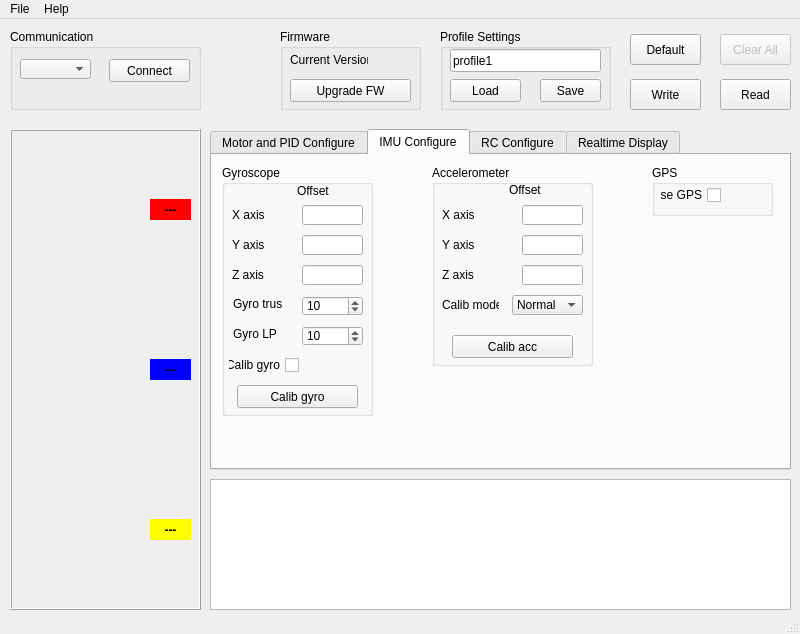
Old version of the form dev/gStabiSC/mainwindow.ui in the repository tongvtdan/gStabiSC.
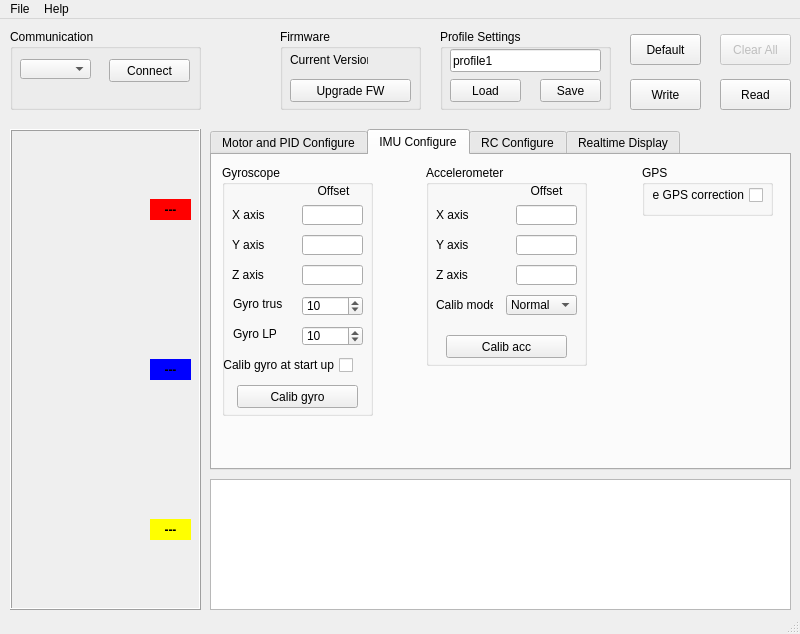
New version of the form. The open tabs and pages were chosen to show the change. Icons and pictures are not drawn. Custom widgets are drawn as their Qt base class.

Commit message: tang tan so update chart, them tinh nang debug, hien thi cac status

```diff
--- a/dev/gStabiSC/mainwindow.ui
+++ b/dev/gStabiSC/mainwindow.ui
@@ -1276,7 +1276,7 @@
       <widget class="QLabel" name="label_63">
        <property name="geometry">
         <rect>
-         <x>75</x>
+         <x>91</x>
          <y>16</y>
          <width>41</width>
          <height>20</height>
@@ -1285,13 +1285,16 @@
        <property name="text">
         <string>Offset</string>
        </property>
+       <property name="alignment">
+        <set>Qt::AlignCenter</set>
+       </property>
       </widget>
       <widget class="QCheckBox" name="calibGyro">
        <property name="geometry">
         <rect>
-         <x>6</x>
+         <x>0</x>
          <y>190</y>
-         <width>71</width>
+         <width>131</width>
          <height>20</height>
         </rect>
        </property>
@@ -1302,7 +1305,7 @@
         <enum>Qt::RightToLeft</enum>
        </property>
        <property name="text">
-        <string>Calib gyro</string>
+        <string>Calib gyro at start up</string>
        </property>
       </widget>
       <widget class="QLineEdit" name="gyroX_offset">
@@ -1424,9 +1427,9 @@
      <widget class="QGroupBox" name="rcConfig_groupBox_4">
       <property name="geometry">
        <rect>
-        <x>440</x>
+        <x>430</x>
         <y>10</y>
-        <width>121</width>
+        <width>131</width>
         <height>51</height>
        </rect>
       </property>
@@ -1436,9 +1439,9 @@
       <widget class="QCheckBox" name="useGPS">
        <property name="geometry">
         <rect>
-         <x>8</x>
+         <x>10</x>
          <y>20</y>
-         <width>61</width>
+         <width>111</width>
          <height>20</height>
         </rect>
        </property>
@@ -1449,14 +1452,14 @@
         <enum>Qt::RightToLeft</enum>
        </property>
        <property name="text">
-        <string>Use GPS</string>
+        <string>Use GPS correction</string>
        </property>
       </widget>
      </widget>
      <widget class="QGroupBox" name="rcConfig_groupBox_3">
       <property name="geometry">
        <rect>
-        <x>220</x>
+        <x>214</x>
         <y>10</y>
         <width>161</width>
         <height>201</height>
@@ -1523,8 +1526,8 @@
       <widget class="QLabel" name="label_58">
        <property name="geometry">
         <rect>
-         <x>77</x>
-         <y>15</y>
+         <x>100</x>
+         <y>16</y>
          <width>41</width>
          <height>20</height>
         </rect>
@@ -1532,6 +1535,9 @@
        <property name="text">
         <string>Offset</string>
        </property>
+       <property name="alignment">
+        <set>Qt::AlignCenter</set>
+       </property>
       </widget>
       <widget class="QLabel" name="label_80">
        <property name="geometry">
```
The commit also changes 2 other files.
